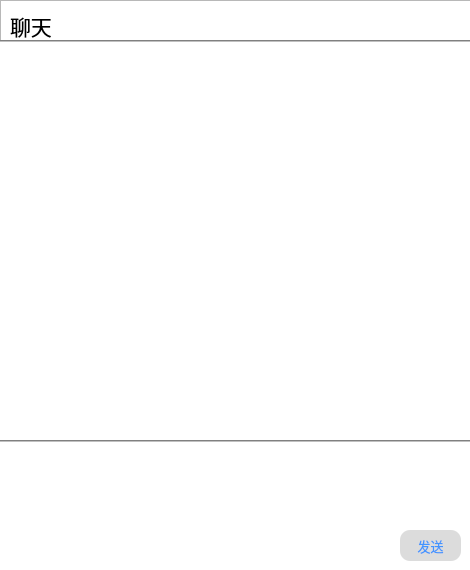
Old version of the form client/litechat_dialog.ui in the repository joshmiao/LiteChat.
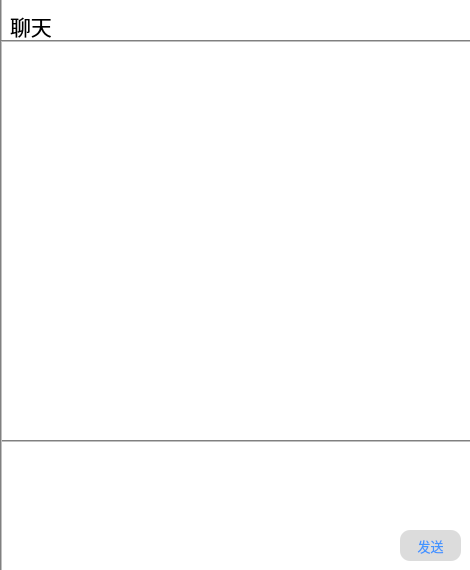
New version of the form. Icons and pictures are not drawn.

Patch:
```diff
--- a/client/litechat_dialog.ui
+++ b/client/litechat_dialog.ui
@@ -52,7 +52,8 @@
    <property name="styleSheet">
     <string notr="true">boder-radius:0px;
 background-color: rgba(255, 255, 255, 0);
-border-top:2px groove gray;</string>
+border-top:2px groove gray;
+border-left:2px groove gray;</string>
    </property>
    <property name="horizontalScrollBarPolicy">
     <enum>Qt::ScrollBarAlwaysOff</enum>
@@ -82,7 +83,8 @@
    <property name="styleSheet">
     <string notr="true">border-radius:0;
 background-color: rgba(255, 255, 255, 100);
-border-top:2px groove gray;</string>
+border-top:2px groove gray;
+border-left:2px groove gray;</string>
    </property>
   </widget>
   <widget class="QPushButton" name="pushButton">
@@ -124,8 +126,12 @@
     </size>
    </property>
    <property name="styleSheet">
-    <string notr="true">color: rgb(255, 255, 255);
-</string>
+    <string notr="true">QFrame#frame{
+color: rgb(255, 255, 255);
+boder-radius:0px;
+background-color: rgba(255, 255, 255, 0);
+
+border-left:2px groove gray;}</string>
    </property>
    <property name="frameShape">
     <enum>QFrame::StyledPanel</enum>
```
